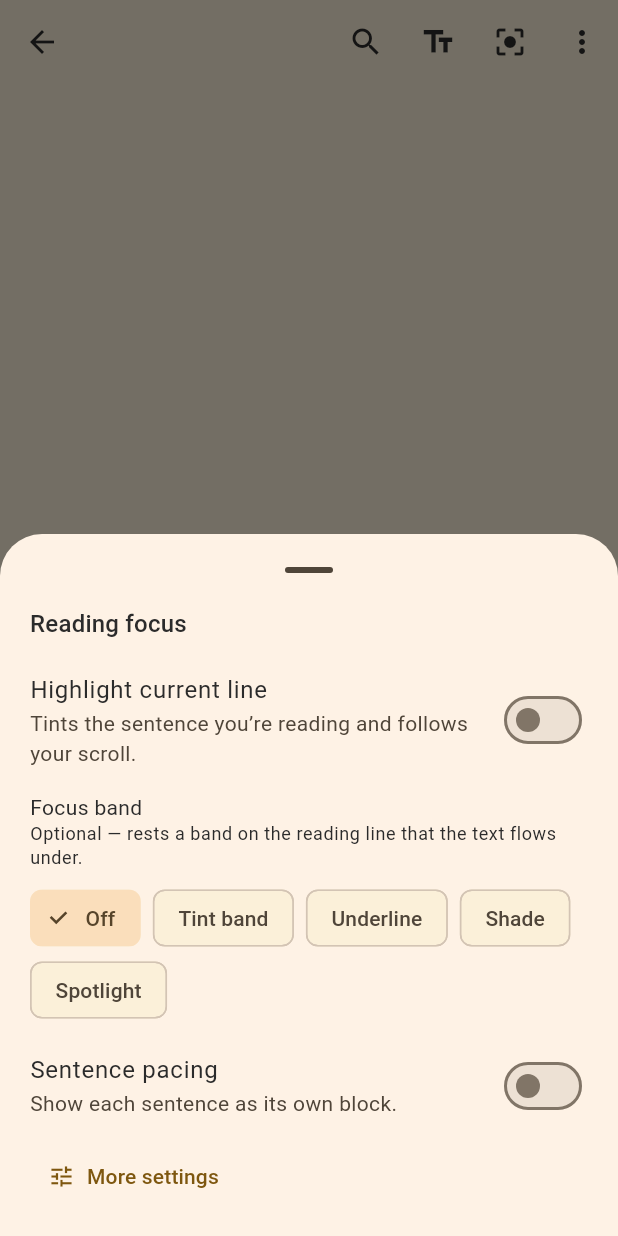
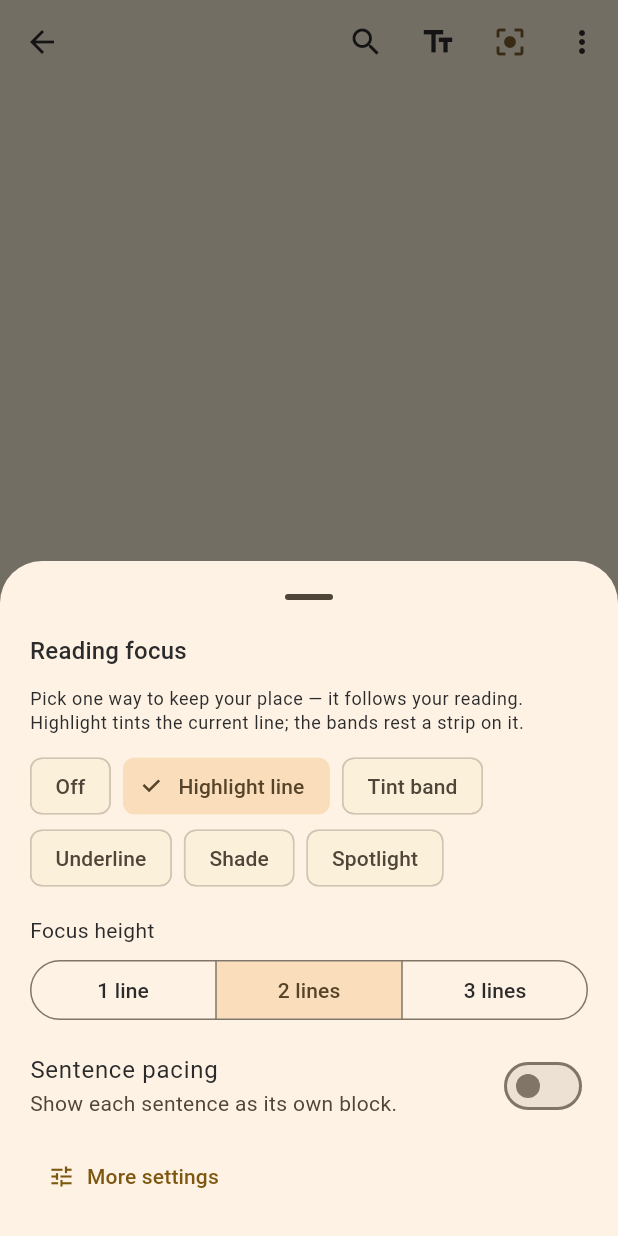
Before and after one commit to DobosP/dyslexic-reader, a Flutter app: the ReaderScreen screen opened directly with empty values, after a tap on the "center focus strong" icon, on a phone screen of 412 x 824 dp. Run offline on Flutter 3.47's test engine with Material 3 defaults, Android fonts, the phone set to English and light mode, and no system bars; our stand-ins replace flutter_riverpod, flutter_tts, scrollable_positioned_list, shared_preferences; missing offline and left inert: file_selector, google_mlkit_text_recognition, mobile_ocr; accounts and stored records are empty.

Commit message:
Make reading focus one mutually-exclusive mode picker (highlight default)
Per feedback: the line highlight is now a focus mode alongside the bands in a
single selector (Off · Highlight · Tint band · Underline · Shade · Spotlight),
mutually exclusive, with Highlight as the default. Folds the lineHighlight bool
back into rulerStyle (now a derived getter), defaults rulerStyle to highlight,
and simplifies the Reading focus sheet + Settings section back to one picker.
Tests and store listing updated.

Co-Authored-By: Claude Opus 4.8 (1M context) <noreply@anthropic.com>
Claude-Session: https://claude.ai/code/session_015gnrTK6RgAwid6ZQY5xFAc

```diff
--- a/lib/domain/models/reading_prefs.dart
+++ b/lib/domain/models/reading_prefs.dart
@@ -18,11 +18,11 @@ enum ReadingFontFamily {
   final String? family;
 }
 
-/// Optional **focus band** mode — a secondary reading aid layered under the
-/// main line highlight ([ReadingPrefs.lineHighlight]). A band rests at the
-/// reading line and the text flows under it, like a physical reading ruler held
-/// still over the page; the styles differ in how they treat the surrounding
-/// text (tint the band, underline it, or dim above/below).
+/// Reading-focus mode — a single line-focus aid that auto-follows your reading
+/// to keep your place. The modes are mutually exclusive: [highlight] (the
+/// default) tints the sentence at the reading line as you scroll, while the
+/// band styles paint a focus strip the text flows under, differing in how they
+/// treat the surrounding text (tint the band, underline it, or dim above/below).
 ///
 /// Strong evidence base: the CHI-2023 "Digital Reading Rulers" study found all
 /// of these styles improved reading speed and comprehension, with the largest
@@ -30,6 +30,7 @@ enum ReadingFontFamily {
 /// we offer the choice. (See docs/RESEARCH.md §1.)
 enum ReadingRulerStyle {
   off('Off'),
+  highlight('Highlight line'),
   bar('Tint band'),
   underline('Underline'),
   shade('Shade'),
@@ -39,8 +40,10 @@ enum ReadingRulerStyle {
 
   final String label;
 
-  /// Whether a focus band overlay should be painted (anything but [off]).
-  bool get isBand => this != off;
+  /// Whether a focus band overlay should be painted — the band styles only, not
+  /// [off] or the in-text [highlight].
+  bool get isBand =>
+      this == bar || this == underline || this == shade || this == spotlight;
 }
 
 /// Reading background/foreground theme. Pure white is intentionally avoided
@@ -78,8 +81,7 @@ class ReadingPrefs {
     this.readingWpm = 180,
     this.highlightMaxRows = 2,
     this.readerContinuous = false,
-    this.lineHighlight = false,
-    this.rulerStyle = ReadingRulerStyle.off,
+    this.rulerStyle = ReadingRulerStyle.highlight,
     this.rulerRows = 2,
     this.rulerCenter = 0.45,
     this.ttsVoiceName,
@@ -125,12 +127,8 @@ class ReadingPrefs {
   /// Continuous scrolling text instead of fixed pages.
   final bool readerContinuous;
 
-  /// The main reading-focus utility: highlight the sentence at the reading line
-  /// and follow it as you scroll. Off by default.
-  final bool lineHighlight;
-
-  /// Optional focus-band mode layered under [lineHighlight] (off by default).
-  /// See [ReadingRulerStyle].
+  /// The active reading-focus mode (defaults to [ReadingRulerStyle.highlight]).
+  /// The highlight and band styles are mutually exclusive.
   final ReadingRulerStyle rulerStyle;
 
   /// How many lines tall the reading-focus band / highlight is (1–3).
@@ -150,6 +148,10 @@ class ReadingPrefs {
   final double ttsPitch;
 
   // --- Derived values used by the renderer ---
+
+  /// True when the focus mode is the in-text line highlight (the default).
+  bool get lineHighlight => rulerStyle == ReadingRulerStyle.highlight;
+
   double get letterSpacingPx => letterSpacingEm * fontSizeSp;
   double get wordSpacingPx => wordSpacingEm * fontSizeSp;
   double get paragraphSpacingPx => paragraphSpacingEm * fontSizeSp;
@@ -172,7 +174,6 @@ class ReadingPrefs {
     double? readingWpm,
     int? highlightMaxRows,
     bool? readerContinuous,
-    bool? lineHighlight,
     ReadingRulerStyle? rulerStyle,
     int? rulerRows,
     double? rulerCenter,
@@ -195,7 +196,6 @@ class ReadingPrefs {
       readingWpm: readingWpm ?? this.readingWpm,
       highlightMaxRows: highlightMaxRows ?? this.highlightMaxRows,
       readerContinuous: readerContinuous ?? this.readerContinuous,
-      lineHighlight: lineHighlight ?? this.lineHighlight,
       rulerStyle: rulerStyle ?? this.rulerStyle,
       rulerRows: rulerRows ?? this.rulerRows,
       rulerCenter: rulerCenter ?? this.rulerCenter,
@@ -219,7 +219,6 @@ class ReadingPrefs {
         'readingWpm': readingWpm,
         'highlightMaxRows': highlightMaxRows,
         'readerContinuous': readerContinuous,
-        'lineHighlight': lineHighlight,
         'rulerStyle': rulerStyle.name,
         'rulerRows': rulerRows,
         'rulerCenter': rulerCenter,
@@ -245,7 +244,6 @@ class ReadingPrefs {
       highlightMaxRows:
           (j['highlightMaxRows'] as num?)?.toInt() ?? d.highlightMaxRows,
       readerContinuous: j['readerContinuous'] as bool? ?? d.readerContinuous,
-      lineHighlight: j['lineHighlight'] as bool? ?? d.lineHighlight,
       rulerStyle: _enumByName(ReadingRulerStyle.values, j['rulerStyle'], d.rulerStyle),
       rulerRows: (j['rulerRows'] as num?)?.toInt() ?? d.rulerRows,
       rulerCenter: _toDouble(j['rulerCenter'], d.rulerCenter),
--- a/lib/features/reader/reader_screen.dart
+++ b/lib/features/reader/reader_screen.dart
@@ -530,8 +530,8 @@ class _ReaderScreenState extends ConsumerState<ReaderScreen> {
     LibraryEntry? entry,
     bool canViewOriginal,
   ) {
-    final fp = ref.read(readingPrefsProvider);
-    final focusOn = fp.lineHighlight || fp.rulerStyle != ReadingRulerStyle.off;
+    final focusOn =
+        ref.read(readingPrefsProvider).rulerStyle != ReadingRulerStyle.off;
     return AppBar(
       backgroundColor: palette.background,
       foregroundColor: palette.onBackground,
@@ -910,28 +910,15 @@ class _ReaderScreenState extends ConsumerState<ReaderScreen> {
         builder: (context, ref, _) {
           final prefs = ref.watch(readingPrefsProvider);
           final c = ref.read(readingPrefsProvider.notifier);
-          final focusActive =
-              prefs.lineHighlight || prefs.rulerStyle != ReadingRulerStyle.off;
           return _SheetBody(
             title: 'Reading focus',
             children: [
-              SwitchListTile(
-                contentPadding: EdgeInsets.zero,
-                title: const Text('Highlight current line'),
-                subtitle: const Text(
-                  'Tints the sentence you’re reading and follows your scroll.',
-                ),
-                value: prefs.lineHighlight,
-                onChanged: c.setLineHighlight,
-              ),
-              const SizedBox(height: 8),
-              const _SheetLabel('Focus band'),
               Text(
-                'Optional — rests a band on the reading line that the text flows '
-                'under.',
+                'Pick one way to keep your place — it follows your reading. '
+                'Highlight tints the current line; the bands rest a strip on it.',
                 style: Theme.of(context).textTheme.bodySmall,
               ),
-              const SizedBox(height: 8),
+              const SizedBox(height: 10),
               Wrap(
                 spacing: 8,
                 children: [
@@ -943,7 +930,7 @@ class _ReaderScreenState extends ConsumerState<ReaderScreen> {
                     ),
                 ],
               ),
-              if (focusActive) ...[
+              if (prefs.rulerStyle != ReadingRulerStyle.off) ...[
                 const SizedBox(height: 14),
                 const _SheetLabel('Focus height'),
                 const SizedBox(height: 6),
--- a/lib/features/reader/widgets/reading_ruler.dart
+++ b/lib/features/reader/widgets/reading_ruler.dart
@@ -15,8 +15,8 @@ import '../../../domain/models/reading_prefs.dart';
 /// docs/RESEARCH.md §1): [ReadingRulerStyle.bar] (tinted band),
 /// [ReadingRulerStyle.underline], [ReadingRulerStyle.shade] (light dimming
 /// above/below) and [ReadingRulerStyle.spotlight] (stronger dimming). The
-/// [ReadingRulerStyle.off] style paints no band, so this overlay renders
-/// nothing for it (and the main line highlight is handled in-text).
+/// [ReadingRulerStyle.off] and [ReadingRulerStyle.highlight] modes paint no
+/// band, so this overlay renders nothing for them (the highlight is in-text).
 class ReadingRulerOverlay extends StatelessWidget {
   const ReadingRulerOverlay({
     super.key,
@@ -49,6 +49,7 @@ class ReadingRulerOverlay extends StatelessWidget {
         final layers = <Widget>[];
         switch (style) {
           case ReadingRulerStyle.off:
+          case ReadingRulerStyle.highlight:
             break;
           case ReadingRulerStyle.spotlight:
           case ReadingRulerStyle.shade:
--- a/lib/features/settings/reading_prefs_controller.dart
+++ b/lib/features/settings/reading_prefs_controller.dart
@@ -30,7 +30,6 @@ class ReadingPrefsController extends Notifier<ReadingPrefs> {
       _update(state.copyWith(highlightMaxRows: v));
   void setReaderContinuous(bool v) =>
       _update(state.copyWith(readerContinuous: v));
-  void setLineHighlight(bool v) => _update(state.copyWith(lineHighlight: v));
   void setRulerStyle(ReadingRulerStyle v) =>
       _update(state.copyWith(rulerStyle: v));
   void setRulerRows(int v) => _update(state.copyWith(rulerRows: v));
--- a/lib/features/settings/settings_screen.dart
+++ b/lib/features/settings/settings_screen.dart
@@ -162,21 +162,11 @@ class SettingsScreen extends ConsumerWidget {
           ),
           const SizedBox(height: 16),
           const _SectionLabel('Reading focus'),
-          SwitchListTile(
-            contentPadding: EdgeInsets.zero,
-            title: const Text('Highlight current line'),
-            subtitle: const Text(
-              'The main reading aid: tints the sentence you’re reading and '
-              'follows your scroll.',
-            ),
-            value: prefs.lineHighlight,
-            onChanged: c.setLineHighlight,
-          ),
-          const SizedBox(height: 8),
-          Text('Focus band', style: Theme.of(context).textTheme.bodyMedium),
           Text(
-            'Optional band that rests on the reading line for the text to flow '
-            'under — strong evidence for dyslexic readers.',
+            'One line-focus aid that follows your reading to keep your place. '
+            'Highlight (the default) tints the current line; the band styles '
+            'rest a strip on it for the text to flow under. Strong evidence for '
+            'dyslexic readers.',
             style: Theme.of(context).textTheme.bodySmall,
           ),
           const SizedBox(height: 8),
@@ -191,7 +181,7 @@ class SettingsScreen extends ConsumerWidget {
                 ),
             ],
           ),
-          if (prefs.lineHighlight || prefs.rulerStyle != ReadingRulerStyle.off) ...[
+          if (prefs.rulerStyle != ReadingRulerStyle.off) ...[
             const SizedBox(height: 12),
             Column(
               crossAxisAlignment: CrossAxisAlignment.start,
```
Also changed, not shown: 3 other files.
